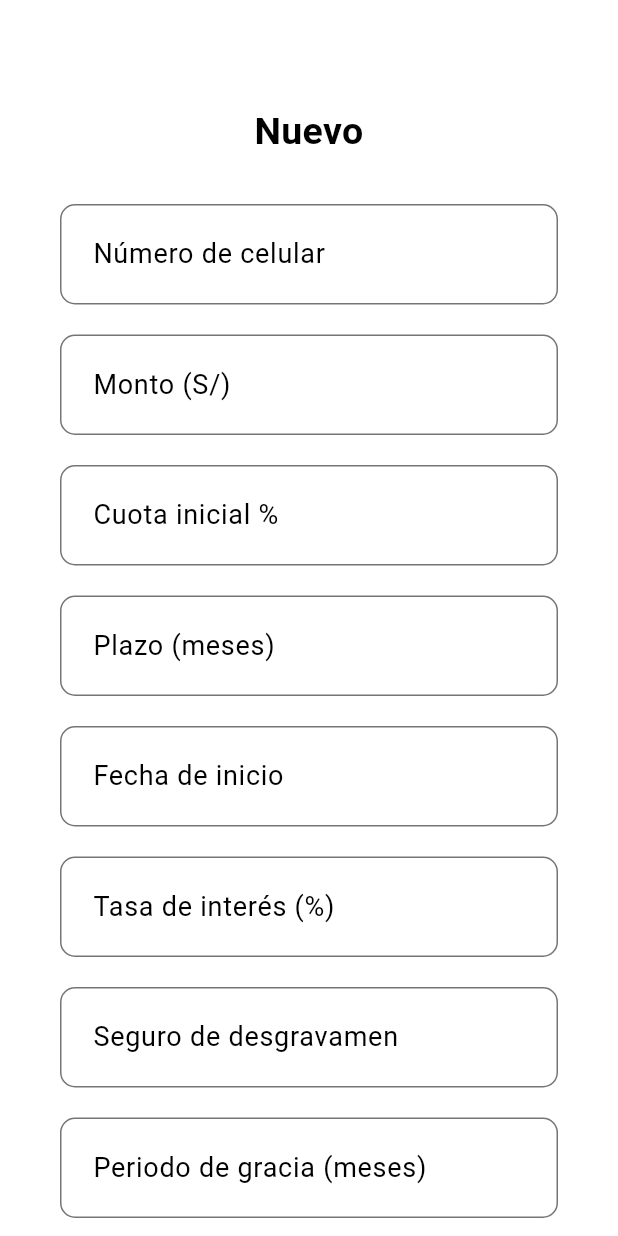
After one commit to Finanzas-e-Ingenieria-Economica-3411/PhonePlus-Mobile, a Flutter app: the NewPlanScreen screen opened directly, on a phone screen of 412 x 824 dp. The commit adds this screen. Run offline on Flutter 3.47's test engine with Material 3 defaults, Android fonts, the phone set to English and light mode, and no system bars; our stand-ins replace dio, get_it, logger, shared_preferences; accounts and stored records are empty.

Commit message:
feat(credits): add credit creation

```diff
--- /dev/null
+++ b/lib/credits/domain/credit_request.dto.dart
@@ -0,0 +1,46 @@
+import 'package:phoneplus/shared/infraestructure/utils/serializable.dart';
+
+class CreditRequest with Serializable {
+  int? phoneNumber;
+  double? price;
+  String? startDate;
+  int? months;
+  double? interestRate;
+  int? insurance;
+  int? amortization;
+  int? paid;
+  int? interest;
+  int? pendingPayment;
+  int? userId;
+
+  CreditRequest({
+    this.phoneNumber,
+    this.price,
+    this.startDate,
+    this.months,
+    this.interestRate,
+    this.insurance,
+    this.amortization,
+    this.paid,
+    this.interest,
+    this.pendingPayment,
+    this.userId,
+  });
+
+  @override
+  Map<String, dynamic> toRequest() {
+    return {
+      'phoneNumber': phoneNumber,
+      'price': price,
+      'startDate': startDate,
+      'months': months,
+      'interestRate': interestRate,
+      'insurance': insurance,
+      'amortization': amortization,
+      'paid': paid,
+      'interest': interest,
+      'pendingPayment': pendingPayment,
+      'userId': userId,
+    };
+  }
+}
--- /dev/null
+++ b/lib/credits/infrastructure/service/credit.service.dart
@@ -0,0 +1,15 @@
+import 'package:phoneplus/credits/domain/credit_request.dto.dart';
+import 'package:phoneplus/shared/infraestructure/service/base_service.dart';
+
+class CreditService extends BaseService<CreditRequest> {
+  CreditService() : super(resourcePath: 'credit');
+
+  Future<dynamic> createCredit(CreditRequest request) async {
+    try {
+      final response = await post(request);
+      return response;
+    } catch (e) {
+      throw Exception('Error creating credit: $e');
+    }
+  }
+}
--- /dev/null
+++ b/lib/credits/interfaces/screens/new_plan_screen.dart
@@ -0,0 +1,252 @@
+import 'package:flutter/material.dart';
+import 'package:phoneplus/credits/domain/credit_request.dto.dart';
+import 'package:phoneplus/credits/infrastructure/service/credit.service.dart';
+import 'package:phoneplus/shared/interfaces/widgets/custom_button.dart';
+import 'package:phoneplus/shared/interfaces/widgets/custom_dialog.dart';
+import 'package:phoneplus/shared/interfaces/widgets/form_text_field.dart';
+import 'package:phoneplus/shared/infraestructure/helpers/storage_helper.dart';
+import 'package:phoneplus/ui/constants/constant.dart';
+import 'package:provider/provider.dart';
+import 'package:phoneplus/credits/interfaces/providers/credit_provider.dart';
+
+class NewPlanScreen extends StatefulWidget {
+  const NewPlanScreen({super.key});
+
+  @override
+  State<NewPlanScreen> createState() => _NewPlanScreenState();
+}
+
+class _NewPlanScreenState extends State<NewPlanScreen> {
+  final _formKey = GlobalKey<FormState>();
+  final TextEditingController montoController = TextEditingController();
+  final TextEditingController cuotaController = TextEditingController();
+  final TextEditingController plazoController = TextEditingController();
+  final TextEditingController fechaController = TextEditingController();
+  final TextEditingController interesController = TextEditingController();
+  final TextEditingController seguroController = TextEditingController();
+  final TextEditingController periodoController = TextEditingController();
+  final TextEditingController amortizationController = TextEditingController();
+  final TextEditingController phoneNumberController = TextEditingController();
+
+
+  @override
+  void dispose() {
+    phoneNumberController.dispose();
+    montoController.dispose();
+    cuotaController.dispose();
+    plazoController.dispose();
+    fechaController.dispose();
+    interesController.dispose();
+    seguroController.dispose();
+    periodoController.dispose();
+    amortizationController.dispose();
+    super.dispose();
+  }
+
+  Future<void> _selectDate(BuildContext context) async {
+    final DateTime? picked = await showDatePicker(
+      context: context,
+      initialDate: DateTime.now(),
+      firstDate: DateTime(2020),
+      lastDate: DateTime(2100),
+      locale: const Locale('es', ''),
+    );
+    if (picked != null) {
+      fechaController.text = "${picked.day.toString().padLeft(2, '0')}/${picked.month.toString().padLeft(2, '0')}/${picked.year}";
+    }
+  }
+
+  Future<void> _consultarCredito() async {
+    if (_formKey.currentState?.validate() ?? false) {
+      final userId = await StorageHelper.getUserId();
+      final request = CreditRequest(
+        phoneNumber: int.tryParse(phoneNumberController.text),
+        price: double.tryParse(montoController.text),
+        startDate: _parseDateToIso(fechaController.text),
+        months: int.tryParse(plazoController.text),
+        interestRate: double.tryParse(interesController.text),
+        insurance: int.tryParse(seguroController.text),
+        amortization: int.tryParse(amortizationController.text),
+        paid: 0,
+        interest: 0,
+        pendingPayment: 0,
+        userId: userId,
+      );
+      try {
+        final creditProvider = context.read<CreditProvider>();
+        await creditProvider.createCredit(request);
+        if (mounted) {
+          await showDialog(
+            context: context,
+            builder: (context) => CustomDialog(
+              title: '¡Consulta exitosa!',
+              content: 'El crédito fue registrado correctamente.',
+              isSuccess: true,
+              onConfirm: () => Navigator.pop(context),
+              onCancel: () => Navigator.pop(context),
+            ),
+          );
+        }
+      } catch (e) {
+        if (mounted) {
+          await showDialog(
+            context: context,
+            builder: (context) => CustomDialog(
+              title: '¡Ocurrió un error!',
+              content: 'No se pudo registrar el crédito. Intente nuevamente.',
+              isSuccess: false,
+              onConfirm: () => Navigator.pop(context),
+              onCancel: () => Navigator.pop(context),
+            ),
+          );
+        }
+      }
+    }
+  }
+
+  String? _parseDateToIso(String date) {
+    try {
+      final parts = date.split('/');
+      if (parts.length == 3) {
+        final day = int.parse(parts[0]);
+        final month = int.parse(parts[1]);
+        final year = int.parse(parts[2]);
+        return DateTime(year, month, day).toIso8601String();
+      }
+    } catch (_) {}
+    return null;
+  }
+
+  void _cleanFields() {
+    setState(() {
+      phoneNumberController.clear();
+      montoController.clear();
+      cuotaController.clear();
+      plazoController.clear();
+      fechaController.clear();
+      interesController.clear();
+      seguroController.clear();
+      periodoController.clear();
+      amortizationController.clear();
+    });
+  }
+
+  @override
+  Widget build(BuildContext context) {
+    return Scaffold(
+      body: SingleChildScrollView(
+        child: Container(
+          margin: const EdgeInsets.symmetric(vertical: 70),
+          padding: const EdgeInsets.symmetric(horizontal: 40),
+          child: Column(
+            children: [
+              SizedBox(
+                width: 170,
+                child: Text(
+                  "Nuevo",
+                  textAlign: TextAlign.center,
+                  style: TextStyle(
+                    fontSize: 25,
+                    color: text,
+                    fontWeight: FontWeight.bold
+                  ),
+                ),
+              ),
+              const SizedBox(height: 30),
+              Form(
+                key: _formKey,
+                child: Column(
+                  children: [
+                    FormTextField(
+                      label: 'Número de celular',
+                      hintText: 'Ingrese el número de celular',
+                      controller: phoneNumberController,
+                      keyboardType: TextInputType.number,
+                    ),
+                    const SizedBox(height: 20),
+                    FormTextField(
+                      label: 'Monto (S/)',
+                      hintText: 'Ingrese el monto',
+                      controller: montoController,
+                      keyboardType: TextInputType.number,
+                    ),
+                    const SizedBox(height: 20),
+                    FormTextField(
+                      label: 'Cuota inicial %',
+                      hintText: 'Ingrese la cuota inicial',
+                      controller: cuotaController,
+                      keyboardType: TextInputType.number,
+                    ),
+                    const SizedBox(height: 20),
+                    FormTextField(
+                      label: 'Plazo (meses)',
+                      hintText: 'Ingrese el plazo',
+                      controller: plazoController,
+                      keyboardType: TextInputType.number,
+                    ),
+                    const SizedBox(height: 20),
+                    FormTextField(
+                      label: 'Fecha de inicio',
+                      hintText: 'Seleccione la fecha',
+                      controller: fechaController,
+                      readOnly: true,
+                      onTap: () => _selectDate(context),
+                    ),
+                    const SizedBox(height: 20),
+                    FormTextField(
+                      label: 'Tasa de interés (%)',
+                      hintText: 'Ingrese la tasa de interés',
+                      controller: interesController,
+                      keyboardType: TextInputType.number,
+                    ),
+                    const SizedBox(height: 20),
+                    FormTextField(
+                      label: 'Seguro de desgravamen',
+                      hintText: 'Ingrese el seguro',
+                      controller: seguroController,
+                      keyboardType: TextInputType.number,
+                    ),
+                    const SizedBox(height: 20),
+                    FormTextField(
+                      label: 'Periodo de gracia (meses)',
+                      hintText: 'Ingrese el periodo de gracia',
+                      controller: periodoController,
+                      keyboardType: TextInputType.number,
+                    ),
+                    const SizedBox(height: 20),
+                    FormTextField(
+                      label: 'Amortización',
+                      hintText: 'Ingrese la amortización',
+                      controller: amortizationController,
+                      keyboardType: TextInputType.number,
+                    ),
+                    const SizedBox(height: 30),
+                    Row(
+                      children: [
+                        Expanded(
+                          child: CustomButton(
+                            label: "Limpiar",
+                            onPressed: _cleanFields,
+                            isStrong: false,
+                          ),
+                        ),
+                        const SizedBox(width: 16),
+                        Expanded(
+                          child: CustomButton(
+                            label: "Consultar",
+                            onPressed: _consultarCredito,
+                            isStrong: true,
+                          ),
+                        ),
+                      ],
+                    ),
+                  ],
+                ),
+              ),
+            ],
+          ),
+        ),
+      ),
+    );
+  }
+}
--- a/lib/shared/interfaces/widgets/form_text_field.dart
+++ b/lib/shared/interfaces/widgets/form_text_field.dart
@@ -0,0 +1,58 @@
+import 'package:flutter/material.dart';
+import 'package:phoneplus/ui/constants/constant.dart';
+
+class FormTextField extends StatelessWidget {
+  final String label;
+  final String hintText;
+  final TextEditingController controller;
+  final TextInputType keyboardType;
+  final bool readOnly;
+  final VoidCallback? onTap;
+  final FormFieldValidator<String>? validator;
+
+  const FormTextField({
+    super.key,
+    required this.label,
+    required this.hintText,
+    required this.controller,
+    this.keyboardType = TextInputType.text,
+    this.readOnly = false,
+    this.onTap,
+    this.validator,
+  });
+
+  @override
+  Widget build(BuildContext context) {
+    return TextFormField(
+      controller: controller,
+      keyboardType: keyboardType,
+      readOnly: readOnly,
+      onTap: onTap,
+      validator: validator,
+      style: const TextStyle(fontSize: 18.0, color: text),
+      cursorColor: text,
+      decoration: InputDecoration(
+        labelText: label,
+        labelStyle: const TextStyle(fontSize: 18.0, color: text),
+        filled: true,
+        fillColor: background,
+        errorStyle: const TextStyle(fontSize: 10.0),
+        border: OutlineInputBorder(
+          borderRadius: BorderRadius.circular(10.0),
+          borderSide: const BorderSide(color: font),
+        ),
+        enabledBorder: OutlineInputBorder(
+          borderRadius: BorderRadius.circular(10.0),
+          borderSide: const BorderSide(color: font),
+        ),
+        focusedBorder: OutlineInputBorder(
+          borderRadius: BorderRadius.circular(10.0),
+          borderSide: const BorderSide(color: font),
+        ),
+        hintText: hintText,
+        hintStyle: const TextStyle(fontSize: 18.0),
+        contentPadding: const EdgeInsets.symmetric(vertical: 20.0, horizontal: 18.0),
+      ),
+    );
+  }
+}
--- a/pubspec.yaml
+++ b/pubspec.yaml
@@ -35,6 +35,8 @@ dependencies:
   shared_preferences: ^2.5.3
   get_it: ^7.6.0
   logger: ^2.5.0
+  flutter_localizations:
+    sdk: flutter
 
   # The following adds the Cupertino Icons font to your application.
   # Use with the CupertinoIcons class for iOS style icons.
```
Also changed, not shown: lib/credits/interfaces/providers/credit_provider.dart (added, +14 -0 lines), lib/main.dart (+14 -1 lines), pubspec.lock, 1 other file.
